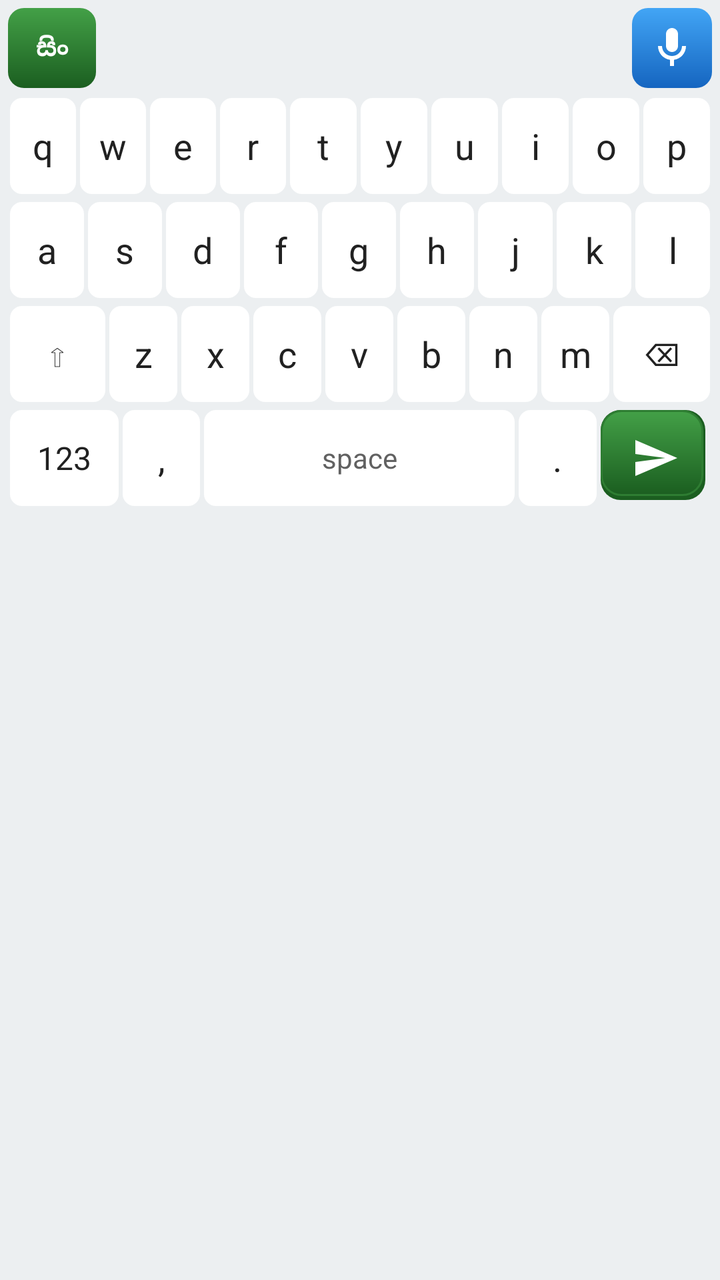
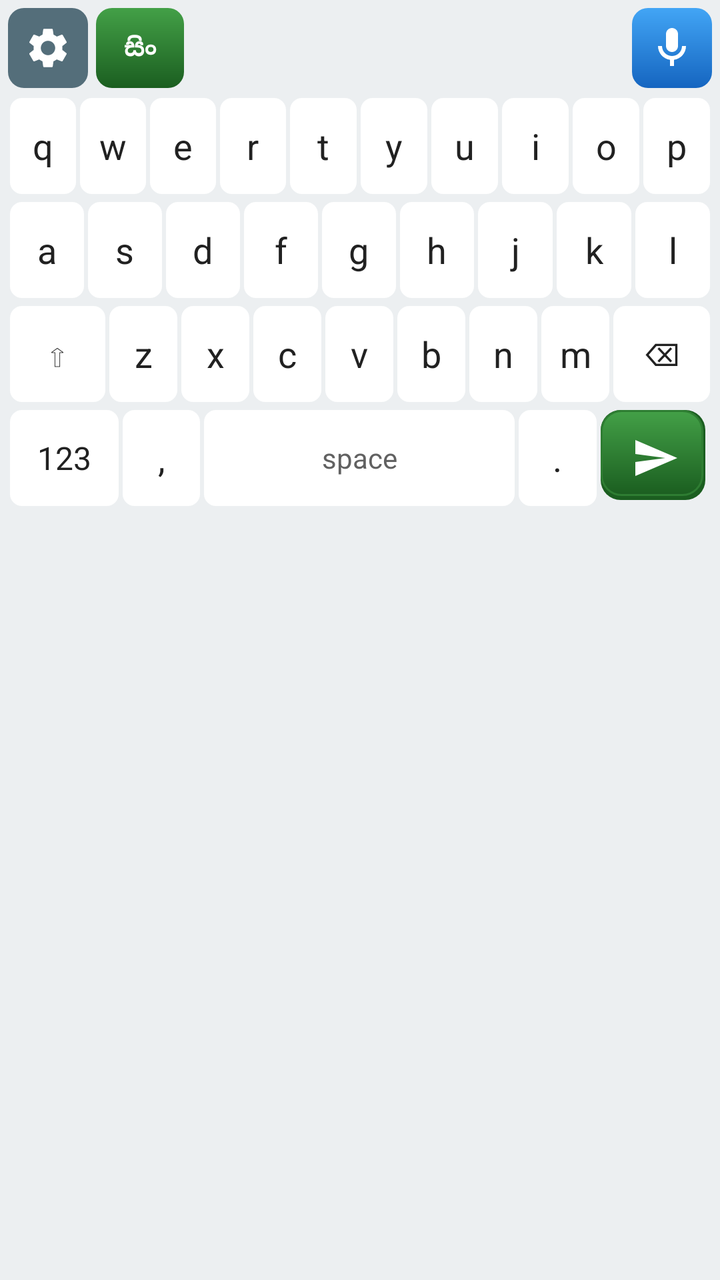

Screens rendered from an Android XML layout before and after an edit, with the pre-edit source and the edit as a unified diff.
<!-- AndroidManifest.xml: application theme Theme.SinhalaKeyboard -->
<!-- res/layout/keyboard_view.xml -->
<?xml version="1.0" encoding="utf-8"?>
<LinearLayout xmlns:android="http://schemas.android.com/apk/res/android"
    android:id="@+id/keyboardRoot"
    android:layout_width="match_parent"
    android:layout_height="wrap_content"
    android:background="#ECEFF1"
    android:orientation="vertical"
    android:padding="4dp">

    <LinearLayout
        android:id="@+id/topBarRow"
        android:layout_width="match_parent"
        android:layout_height="40dp"
        android:gravity="center_vertical"
        android:orientation="horizontal">

        <ImageView
            android:id="@+id/btnToolbarExpand"
            android:layout_width="40dp"
            android:layout_height="40dp"
            android:layout_marginEnd="4dp"
            android:background="@drawable/toolbar_btn_expand"
            android:clickable="true"
            android:contentDescription="@string/show_toolbar"
            android:focusable="true"
            android:padding="8dp"
            android:scaleType="centerInside"
            android:src="@drawable/ic_toolbar_expand"
            android:visibility="gone" />

        <LinearLayout
            android:id="@+id/toolbarRow"
            android:layout_width="0dp"
            android:layout_height="match_parent"
            android:layout_weight="1"
            android:gravity="center_vertical"
            android:orientation="horizontal">

            <TextView
                android:id="@+id/btnLang"
                style="@style/ToolbarButton"
                android:layout_marginStart="0dp"
                android:background="@drawable/toolbar_btn_lang"
                android:text="@string/mode_sinhala"
                android:textColor="#FFFFFF" />

            <TextView
                android:id="@+id/btnFix"
                style="@style/ToolbarButton"
                android:background="@drawable/toolbar_btn_fix"
                android:text="@string/key_fix"
                android:textColor="#FFFFFF"
                android:visibility="gone" />

            <TextView
                android:id="@+id/btnTonePro"
                style="@style/ToolbarButton"
                android:background="@drawable/toolbar_btn_tone_on"
                android:text="@string/tone_professional"
                android:textColor="#FFFFFF"
                android:visibility="gone" />

            <TextView
                android:id="@+id/btnToneFriendly"
                style="@style/ToolbarButton"
                android:background="@drawable/toolbar_btn_tone_off"
                android:text="@string/tone_friendly"
                android:textColor="#CFD8DC"
                android:visibility="gone" />
        </LinearLayout>

        <HorizontalScrollView
            android:id="@+id/suggestionScroll"
            android:layout_width="0dp"
            android:layout_height="match_parent"
            android:layout_weight="1"
            android:scrollbars="none"
            android:visibility="gone">

            <LinearLayout
                android:id="@+id/suggestionRow"
                android:layout_width="wrap_content"
                android:layout_height="match_parent"
                android:gravity="center_vertical"
                android:orientation="horizontal"
                android:paddingHorizontal="2dp" />
        </HorizontalScrollView>

        <ProgressBar
            android:id="@+id/progress"
            android:layout_width="24dp"
            android:layout_height="24dp"
            android:layout_marginEnd="4dp"
            android:visibility="gone" />

        <ImageView
            android:id="@+id/btnMic"
            android:layout_width="40dp"
            android:layout_height="40dp"
            android:background="@drawable/toolbar_btn_mic"
            android:clickable="true"
            android:contentDescription="@string/key_mic"
            android:focusable="true"
            android:padding="8dp"
            android:scaleType="centerInside"
            android:src="@drawable/ic_mic" />
    </LinearLayout>

    <include
        android:id="@+id/emojiPanel"
        layout="@layout/emoji_panel" />

    <LinearLayout
        android:id="@+id/keyboardKeysPanel"
        android:layout_width="match_parent"
        android:layout_height="wrap_content"
        android:layout_marginTop="4dp"
        android:orientation="vertical">

        <LinearLayout style="@style/KeyboardRow">
            <TextView android:id="@+id/keyQ" style="@style/KeyText" android:text="q" />
            <TextView android:id="@+id/keyW" style="@style/KeyText" android:text="w" />
            <TextView android:id="@+id/keyE" style="@style/KeyText" android:text="e" />
            <TextView android:id="@+id/keyR" style="@style/KeyText" android:text="r" />
            <TextView android:id="@+id/keyT" style="@style/KeyText" android:text="t" />
            <TextView android:id="@+id/keyY" style="@style/KeyText" android:text="y" />
            <TextView android:id="@+id/keyU" style="@style/KeyText" android:text="u" />
            <TextView android:id="@+id/keyI" style="@style/KeyText" android:text="i" />
            <TextView android:id="@+id/keyO" style="@style/KeyText" android:text="o" />
            <TextView android:id="@+id/keyP" style="@style/KeyText" android:text="p" />
        </LinearLayout>

        <LinearLayout style="@style/KeyboardRow">
            <TextView android:id="@+id/keyA" style="@style/KeyText" android:text="a" />
            <TextView android:id="@+id/keyS" style="@style/KeyText" android:text="s" />
            <TextView android:id="@+id/keyD" style="@style/KeyText" android:text="d" />
            <TextView android:id="@+id/keyF" style="@style/KeyText" android:text="f" />
            <TextView android:id="@+id/keyG" style="@style/KeyText" android:text="g" />
            <TextView android:id="@+id/keyH" style="@style/KeyText" android:text="h" />
            <TextView android:id="@+id/keyJ" style="@style/KeyText" android:text="j" />
            <TextView android:id="@+id/keyK" style="@style/KeyText" android:text="k" />
            <TextView android:id="@+id/keyL" style="@style/KeyText" android:text="l" />
        </LinearLayout>

        <LinearLayout style="@style/KeyboardRow">
            <TextView android:id="@+id/keyShift" style="@style/KeyTextWide" android:text="⇧" />
            <TextView android:id="@+id/keyZ" style="@style/KeyText" android:text="z" />
            <TextView android:id="@+id/keyX" style="@style/KeyText" android:text="x" />
            <TextView android:id="@+id/keyC" style="@style/KeyText" android:text="c" />
            <TextView android:id="@+id/keyV" style="@style/KeyText" android:text="v" />
            <TextView android:id="@+id/keyB" style="@style/KeyText" android:text="b" />
            <TextView android:id="@+id/keyN" style="@style/KeyText" android:text="n" />
            <TextView android:id="@+id/keyM" style="@style/KeyText" android:text="m" />
            <TextView android:id="@+id/keyBackspace" style="@style/KeyTextWide" android:text="⌫" />
        </LinearLayout>

        <LinearLayout style="@style/KeyboardRow">
            <TextView android:id="@+id/keyNumbers" style="@style/KeyTextWide" android:text="123" />
            <TextView android:id="@+id/keyComma" style="@style/KeyText" android:text="," />
            <TextView android:id="@+id/keySpace" style="@style/KeyTextSpace" android:text="space" />
            <TextView android:id="@+id/keyPeriod" style="@style/KeyText" android:text="." />
            <ImageView
                android:id="@+id/keyEnter"
                style="@style/KeyTextSend"
                android:contentDescription="@string/key_send"
                android:scaleType="centerInside"
                android:src="@drawable/ic_send_arrow" />
        </LinearLayout>
    </LinearLayout>
</LinearLayout>
<!-- res/layout/emoji_panel.xml (included above) -->
<?xml version="1.0" encoding="utf-8"?>
<LinearLayout xmlns:android="http://schemas.android.com/apk/res/android"
    android:id="@+id/emojiPanel"
    android:layout_width="match_parent"
    android:layout_height="wrap_content"
    android:orientation="vertical"
    android:paddingBottom="4dp"
    android:visibility="gone">

    <HorizontalScrollView
        android:layout_width="match_parent"
        android:layout_height="wrap_content"
        android:scrollbars="none">

        <LinearLayout
            android:id="@+id/emojiCategoryBar"
            android:layout_width="wrap_content"
            android:layout_height="wrap_content"
            android:gravity="center_vertical"
            android:orientation="horizontal"
            android:paddingHorizontal="4dp"
            android:paddingVertical="4dp" />
    </HorizontalScrollView>

    <ScrollView
        android:layout_width="match_parent"
        android:layout_height="200dp"
        android:scrollbars="none">

        <GridLayout
            android:id="@+id/emojiGrid"
            android:layout_width="match_parent"
            android:layout_height="wrap_content"
            android:alignmentMode="alignBounds"
            android:columnCount="8"
            android:paddingHorizontal="2dp" />
    </ScrollView>

    <LinearLayout
        android:layout_width="match_parent"
        android:layout_height="wrap_content"
        android:gravity="end"
        android:orientation="horizontal"
        android:paddingHorizontal="4dp"
        android:paddingTop="4dp">

        <TextView
            android:id="@+id/btnEmojiBack"
            style="@style/KeyTextWide"
            android:layout_width="wrap_content"
            android:layout_weight="0"
            android:minWidth="72dp"
            android:text="@string/key_abc" />
    </LinearLayout>
</LinearLayout>
<!-- resources referenced by this layout -->
<resources>
  <!-- drawable toolbar_btn_fix (drawable) -->
  <?xml version="1.0" encoding="utf-8"?>
  <shape xmlns:android="http://schemas.android.com/apk/res/android"
      android:shape="rectangle">
      <gradient
          android:angle="270"
          android:endColor="#E65100"
          android:startColor="#FFB74D" />
      <corners android:radius="8dp" />
  </shape>
  <!-- drawable toolbar_btn_lang (drawable) -->
  <?xml version="1.0" encoding="utf-8"?>
  <shape xmlns:android="http://schemas.android.com/apk/res/android"
      android:shape="rectangle">
      <gradient
          android:angle="270"
          android:endColor="#1B5E20"
          android:startColor="#43A047" />
      <corners android:radius="8dp" />
  </shape>
  <!-- drawable toolbar_btn_mic (drawable) -->
  <?xml version="1.0" encoding="utf-8"?>
  <shape xmlns:android="http://schemas.android.com/apk/res/android"
      android:shape="rectangle">
      <gradient
          android:angle="270"
          android:endColor="#1565C0"
          android:startColor="#42A5F5" />
      <corners android:radius="8dp" />
  </shape>
  <!-- drawable toolbar_btn_tone_off (drawable) -->
  <?xml version="1.0" encoding="utf-8"?>
  <shape xmlns:android="http://schemas.android.com/apk/res/android"
      android:shape="rectangle">
      <solid android:color="#37474F" />
      <stroke
          android:width="1dp"
          android:color="#78909C" />
      <corners android:radius="8dp" />
  </shape>
  <string name="key_abc">ABC</string>
  <string name="key_fix">Fix</string>
  <string name="key_mic">Microphone</string>
  <string name="key_send">Send</string>
  <string name="mode_sinhala">සිං</string>
  <string name="show_toolbar">Show keyboard tools</string>
  <string name="tone_friendly">Friendly</string>
  <string name="tone_professional">Pro</string>
  <style name="KeyboardRow">
          <item name="android:layout_width">match_parent</item>
          <item name="android:layout_height">wrap_content</item>
          <item name="android:orientation">horizontal</item>
          <item name="android:gravity">center</item>
          <item name="android:layout_marginBottom">2dp</item>
      </style>
  <style name="Theme.SinhalaKeyboard" parent="Theme.MaterialComponents.DayNight.DarkActionBar" />
  <!-- unchanged entries left out for length: 12 -->
</resources>

<!-- the commit's change to res/layout/keyboard_view.xml (unified diff, before → after) -->
@@ -36,6 +36,19 @@
             android:gravity="center_vertical"
             android:orientation="horizontal">
 
+            <ImageView
+                android:id="@+id/btnSettings"
+                android:layout_width="40dp"
+                android:layout_height="40dp"
+                android:layout_marginEnd="4dp"
+                android:background="@drawable/toolbar_btn_settings"
+                android:clickable="true"
+                android:contentDescription="@string/open_settings"
+                android:focusable="true"
+                android:padding="8dp"
+                android:scaleType="centerInside"
+                android:src="@drawable/ic_settings" />
+
             <TextView
                 android:id="@+id/btnLang"
                 style="@style/ToolbarButton"
<!-- resource entries referenced after the edit -->
@@ -1,5 +1,16 @@
 <!-- resources referenced by this layout -->
 <resources>
+  <!-- drawable ic_settings (drawable) -->
+  <?xml version="1.0" encoding="utf-8"?>
+  <vector xmlns:android="http://schemas.android.com/apk/res/android"
+      android:width="24dp"
+      android:height="24dp"
+      android:viewportWidth="24"
+      android:viewportHeight="24">
+      <path
+          android:fillColor="#FFFFFF"
+          android:pathData="M19.14,12.94c0.04,-0.31 0.06,-0.63 0.06,-0.94c0,-0.31 -0.02,-0.63 -0.06,-0.94l2.03,-1.58c0.18,-0.14 0.23,-0.41 0.12,-0.61l-1.92,-3.32c-0.12,-0.22 -0.37,-0.29 -0.59,-0.22l-2.39,0.96c-0.5,-0.38 -1.03,-0.7 -1.62,-0.94L14.4,2.81c-0.04,-0.24 -0.24,-0.41 -0.48,-0.41h-3.84c-0.24,0 -0.43,0.17 -0.47,0.41L9.25,5.35C8.66,5.59 8.12,5.92 7.63,6.29L5.24,5.33c-0.22,-0.08 -0.47,0 -0.59,0.22L2.74,8.87C2.62,9.08 2.66,9.34 2.86,9.48l2.03,1.58C4.84,11.37 4.8,11.69 4.8,12s0.02,0.63 0.06,0.94l-2.03,1.58c-0.18,0.14 -0.23,0.41 -0.12,0.61l1.92,3.32c0.12,0.22 0.37,0.29 0.59,0.22l2.39,-0.96c0.5,0.38 1.03,0.7 1.62,0.94l0.36,2.54c0.05,0.24 0.24,0.41 0.48,0.41h3.84c0.24,0 0.44,-0.17 0.47,-0.41l0.36,-2.54c0.59,-0.24 1.13,-0.56 1.62,-0.94l2.39,0.96c0.22,0.08 0.47,0 0.59,-0.22l1.92,-3.32c0.12,-0.22 0.07,-0.47 -0.12,-0.61L19.14,12.94zM12,15.6c-1.98,0 -3.6,-1.62 -3.6,-3.6s1.62,-3.6 3.6,-3.6s3.6,1.62 3.6,3.6S13.98,15.6 12,15.6z" />
+  </vector>
   <!-- drawable toolbar_btn_fix (drawable) -->
   <?xml version="1.0" encoding="utf-8"?>
   <shape xmlns:android="http://schemas.android.com/apk/res/android"
@@ -30,6 +41,17 @@
           android:startColor="#42A5F5" />
       <corners android:radius="8dp" />
   </shape>
+  <!-- drawable toolbar_btn_settings (drawable) -->
+  <?xml version="1.0" encoding="utf-8"?>
+  <ripple xmlns:android="http://schemas.android.com/apk/res/android"
+      android:color="#33FFFFFF">
+      <item>
+          <shape android:shape="rectangle">
+              <solid android:color="#546E7A" />
+              <corners android:radius="8dp" />
+          </shape>
+      </item>
+  </ripple>
   <!-- drawable toolbar_btn_tone_off (drawable) -->
   <?xml version="1.0" encoding="utf-8"?>
   <shape xmlns:android="http://schemas.android.com/apk/res/android"
@@ -45,6 +67,7 @@
   <string name="key_mic">Microphone</string>
   <string name="key_send">Send</string>
   <string name="mode_sinhala">සිං</string>
+  <string name="open_settings">Keyboard settings</string>
   <string name="show_toolbar">Show keyboard tools</string>
   <string name="tone_friendly">Friendly</string>
   <string name="tone_professional">Pro</string>
